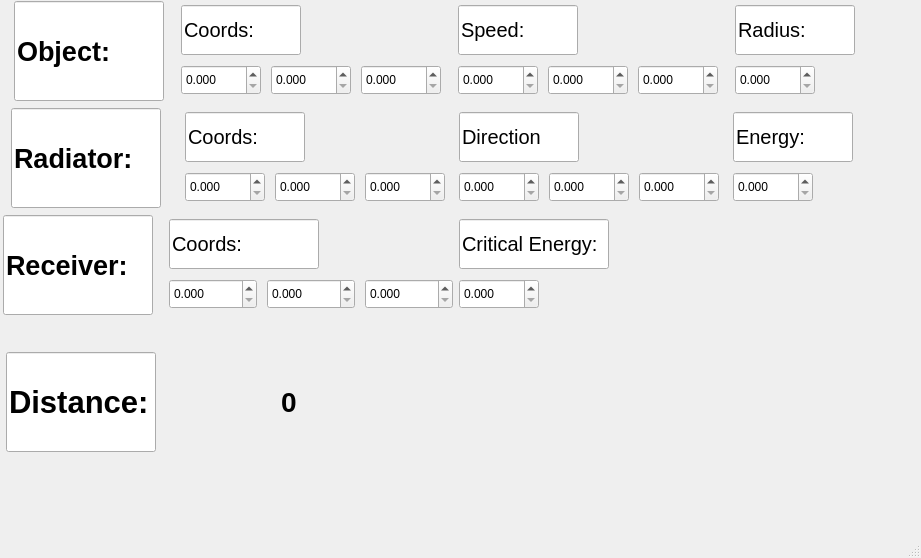
The window that frontend/interface.ui (dalnoboy75/reflected-signal-simulation) describes before a commit, drawn with Qt 5.
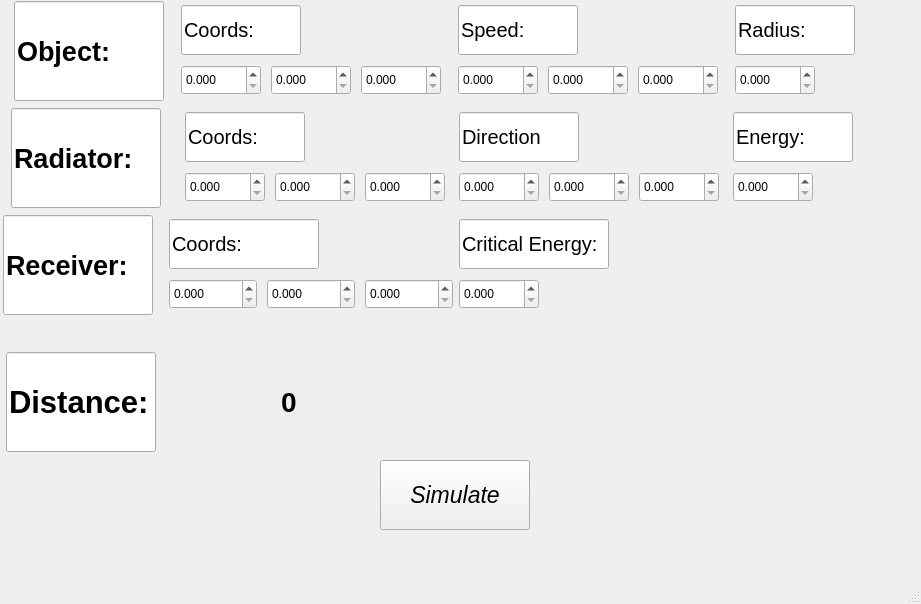
The same window after the commit.

Patch:
```diff
--- a/frontend/interface.ui
+++ b/frontend/interface.ui
@@ -7,7 +7,7 @@
     <x>0</x>
     <y>0</y>
     <width>921</width>
-    <height>558</height>
+    <height>604</height>
    </rect>
   </property>
   <property name="windowTitle">
@@ -939,6 +939,37 @@
      </item>
     </layout>
    </widget>
+   <widget class="QPushButton" name="pushButton">
+    <property name="geometry">
+     <rect>
+      <x>380</x>
+      <y>460</y>
+      <width>150</width>
+      <height>70</height>
+     </rect>
+    </property>
+    <property name="minimumSize">
+     <size>
+      <width>150</width>
+      <height>70</height>
+     </size>
+    </property>
+    <property name="maximumSize">
+     <size>
+      <width>150</width>
+      <height>70</height>
+     </size>
+    </property>
+    <property name="font">
+     <font>
+      <pointsize>17</pointsize>
+      <italic>true</italic>
+     </font>
+    </property>
+    <property name="text">
+     <string>Simulate</string>
+    </property>
+   </widget>
   </widget>
   <widget class="QMenuBar" name="menubar">
    <property name="geometry">
```
